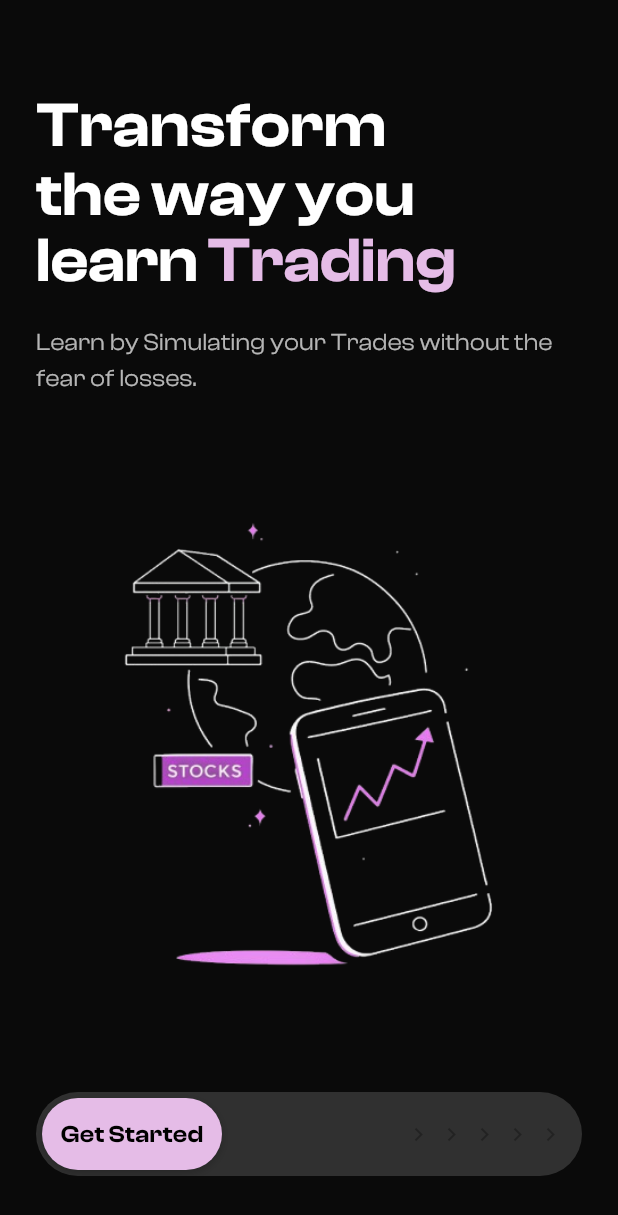
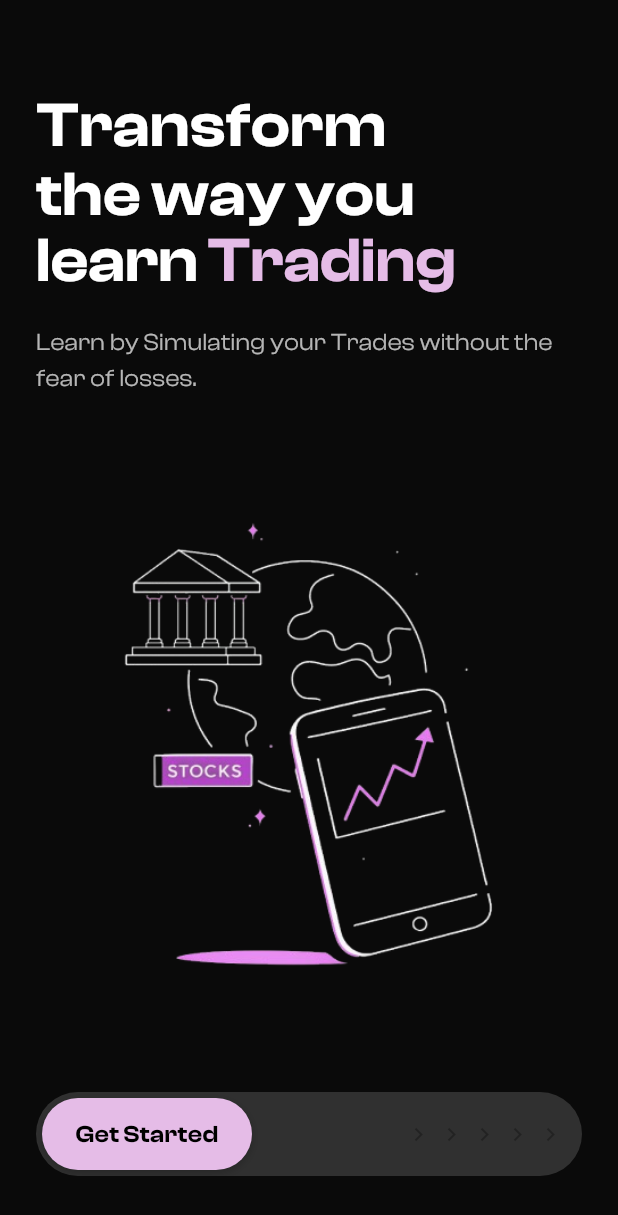
Before and after one commit to nikkhilpareek/virtual_trading_app, a Flutter app: the screen it shows after launch, on a phone screen of 412 x 824 dp. Shown: the top 1215 px of the screen. Run offline on Flutter 3.47's test engine with Material 3 defaults, Android fonts, the light colour scheme and no system bars; our stand-ins replace supabase_flutter; accounts and stored records are empty.

Commit message:
Update app name to "Stonks" and enhance UI responsiveness across various components. Fixed Authentication

```diff
--- a/lib/auth/auth_gate.dart
+++ b/lib/auth/auth_gate.dart
@@ -8,29 +8,33 @@ class AuthGate extends StatelessWidget {
 
   @override
   Widget build(BuildContext context) {
-    return StreamBuilder(
+    return StreamBuilder<AuthState>(
       // Listen to auth state changes.
       stream: Supabase.instance.client.auth.onAuthStateChange,
-
+      // Set initial data to current session state
+      initialData: AuthState(
+        AuthChangeEvent.initialSession,
+        Supabase.instance.client.auth.currentSession,
+      ),
       // Build the appropriate page based on the auth state
-      builder: (context,snapshot){
+      builder: (context, snapshot) {
         // loading...
-        if(snapshot.connectionState == ConnectionState.waiting){
-          return Scaffold(
+        if (snapshot.connectionState == ConnectionState.waiting && !snapshot.hasData) {
+          return const Scaffold(
             body: Center(
               child: CircularProgressIndicator(),
             ),
           );
         }
 
-        final session = snapshot.hasData ? snapshot.data!.session : null;
+        final session = snapshot.data?.session;
 
-        if(session != null){
-          return HomePage();
-        }else{
-          return Onboarding();
+        if (session != null) {
+          return const HomePage();
+        } else {
+          return const Onboarding();
         }
-      }
+      },
     );
   }
 }
--- a/lib/main.dart
+++ b/lib/main.dart
@@ -1,24 +1,17 @@
 import 'package:flutter/material.dart';
-import 'package:device_preview/device_preview.dart';
-import 'package:flutter/foundation.dart';
 import 'auth/auth_gate.dart';
 import 'package:supabase_flutter/supabase_flutter.dart';
 
-void main() async{
+void main() async {
+  WidgetsFlutterBinding.ensureInitialized();
 
   //supabase setup
   await Supabase.initialize(
     url: 'https://edmeobztjodvmichfmej.supabase.co',
-    anonKey: 'sb_publishable_-DSF2QJyQ860fN9mEnKHRg__IlB3CLp',
+    anonKey: 'eyJhbGciOiJIUzI1NiIsInR5cCI6IkpXVCJ9.eyJpc3MiOiJzdXBhYmFzZSIsInJlZiI6ImVkbWVvYnp0am9kdm1pY2hmbWVqIiwicm9sZSI6ImFub24iLCJpYXQiOjE3NjA4ODAwOTQsImV4cCI6MjA3NjQ1NjA5NH0.ZQi5iPj6JE7Ft_jVq7fBAib4C6BrQ7Lztmd5AMB3zzo',
   );
 
-
-  runApp(
-    DevicePreview(
-      enabled: !kReleaseMode,
-      builder: (context) => const MyApp(),
-    ),
-  );
+  runApp(const MyApp());
 }
 
 class MyApp extends StatelessWidget {
@@ -27,14 +20,10 @@
   @override
   Widget build(BuildContext context) {
     return MaterialApp(
-      title: 'Virtual Trading App',
+      title: 'Stonks',
       theme: ThemeData(
         colorScheme: ColorScheme.fromSeed(seedColor: Colors.deepPurple),
       ),
-      // ignore: deprecated_member_use
-      useInheritedMediaQuery: true,
-      locale: DevicePreview.locale(context),
-      builder: DevicePreview.appBuilder,
       home: const AuthGate(),
     );
   }
--- a/lib/widgets/sliding_button.dart
+++ b/lib/widgets/sliding_button.dart
@@ -57,7 +57,7 @@ class _SlidingButtonState extends State<SlidingButton>
     if (!_isCompleted) {
       final RenderBox renderBox = context.findRenderObject() as RenderBox;
       final containerWidth = renderBox.size.width;
-      final sliderWidth = 120.0; // Fixed width for "Get Started" text
+      final sliderWidth = _getSliderWidth(containerWidth);
       final maxSlideDistance = containerWidth - sliderWidth - 8;
 
       setState(() {
@@ -71,7 +71,7 @@ class _SlidingButtonState extends State<SlidingButton>
     if (!_isCompleted) {
       final RenderBox renderBox = context.findRenderObject() as RenderBox;
       final containerWidth = renderBox.size.width;
-      final sliderWidth = 120.0; // Fixed width for "Get Started" text
+      final sliderWidth = _getSliderWidth(containerWidth);
       final maxSlideDistance = containerWidth - sliderWidth - 8;
 
       if (_dragPosition > maxSlideDistance * 0.8) {
@@ -93,8 +93,28 @@ class _SlidingButtonState extends State<SlidingButton>
     }
   }
 
+  // Calculate responsive slider width based on container width
+  double _getSliderWidth(double containerWidth) {
+    // Use 40% of container width but ensure minimum of 100 and maximum of 140
+    return (containerWidth * 0.4).clamp(100.0, 140.0);
+  }
+
+  // Calculate responsive font size
+  double _getFontSize(double sliderWidth) {
+    // Scale font size based on slider width
+    if (sliderWidth < 110) return 13.0;
+    if (sliderWidth < 125) return 14.5;
+    return 16.0;
+  }
+
   @override
   Widget build(BuildContext context) {
+    return LayoutBuilder(
+      builder: (context, constraints) {
+        final containerWidth = constraints.maxWidth;
+        final sliderWidth = _getSliderWidth(containerWidth);
+        final fontSize = _getFontSize(sliderWidth);
+
         return Container(
           width: double.infinity,
           height: widget.height,
@@ -139,7 +159,7 @@ class _SlidingButtonState extends State<SlidingButton>
                       onPanUpdate: _onPanUpdate,
                       onPanEnd: _onPanEnd,
                       child: Container(
-                    width: 120.0, // Fixed width for "Get Started" text
+                        width: sliderWidth,
                         height: widget.height - 8,
                         decoration: BoxDecoration(
                           color: widget.sliderColor,
@@ -154,7 +174,7 @@ class _SlidingButtonState extends State<SlidingButton>
                         ),
                         child: Center(
                           child: _isCompleted
-                          ? Icon(
+                              ? const Icon(
                                   Icons.check,
                                   color: Colors.black,
                                   size: 24,
@@ -163,10 +183,13 @@ class _SlidingButtonState extends State<SlidingButton>
                                   widget.text,
                                   style: TextStyle(
                                     fontFamily: 'ClashDisplay',
-                                fontSize: 16,
+                                    fontSize: fontSize,
                                     fontWeight: FontWeight.w600,
                                     color: Colors.black,
                                   ),
+                                  maxLines: 1,
+                                  overflow: TextOverflow.ellipsis,
+                                  textAlign: TextAlign.center,
                                 ),
                         ),
                       ),
@@ -177,5 +200,7 @@ class _SlidingButtonState extends State<SlidingButton>
             ],
           ),
         );
+      },
+    );
   }
 }
--- a/pubspec.yaml
+++ b/pubspec.yaml
@@ -1,5 +1,5 @@
 name: virtual_trading_app
-description: "A new Flutter project."
+description: "Stonks - A virtual trading app to learn financial markets."
 # The following line prevents the package from being accidentally published to
 # pub.dev using `flutter pub publish`. This is preferred for private packages.
 publish_to: 'none' # Remove this line if you wish to publish to pub.dev
```
Also changed, not shown: lib/auth/login.dart (+3 -7 lines), lib/auth/signup.dart (+9 -2 lines), 2 other files. Lines whose indentation alone changed are shown as unchanged.
